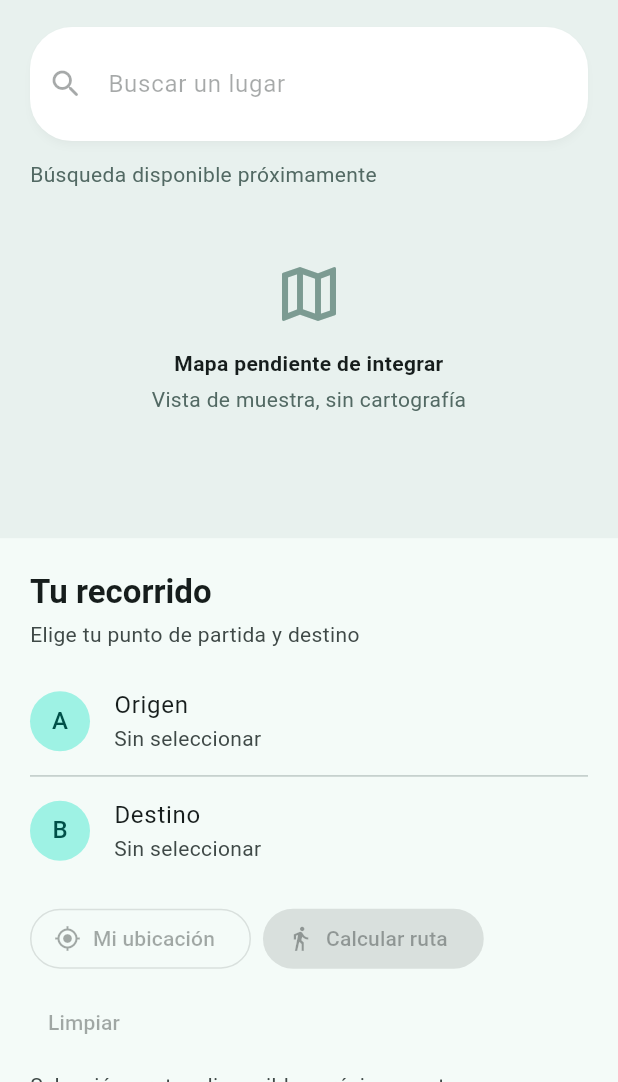
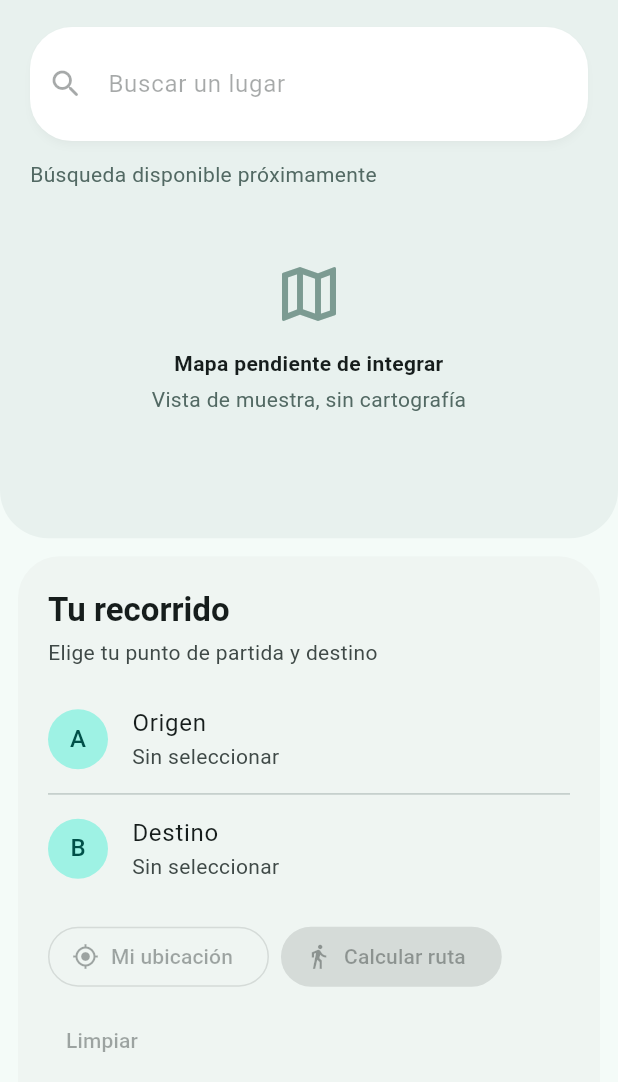
Before and after one commit to saulperezcarrasco-source/Proyecto-informatica, a Flutter app: the screen it shows after launch, on a phone screen of 412 x 824 dp, the part 154-1236 px from its top. Run offline on Flutter 3.47's test engine with Material 3 defaults, Android fonts, the phone set to English and light mode, and no system bars; our stand-ins replace material_ui.

Commit message:
Suavizar bordes y transiciones de pantalla

```diff
--- a/ruta_rd/lib/features/home/home_screen.dart
+++ b/ruta_rd/lib/features/home/home_screen.dart
@@ -32,7 +32,13 @@ class _HomeScreenState extends State<HomeScreen> {
     body: SafeArea(
       child: ListenableBuilder(
         listenable: controller,
-        builder: (context, _) => switch (controller.state) {
+        builder: (context, _) => AnimatedSwitcher(
+          duration: MediaQuery.disableAnimationsOf(context)
+              ? Duration.zero
+              : const Duration(milliseconds: 250),
+          switchInCurve: Curves.easeOut,
+          switchOutCurve: Curves.easeIn,
+          child: switch (controller.state) {
             RegionState.loading => const Center(
               child: Column(
                 mainAxisSize: MainAxisSize.min,
@@ -63,6 +69,7 @@ class _HomeScreenState extends State<HomeScreen> {
           },
         ),
       ),
+    ),
   );
 }
 
@@ -81,7 +88,12 @@ class _HomeContent extends StatelessWidget {
               crossAxisAlignment: CrossAxisAlignment.stretch,
               children: [
                 Container(
-                  color: const Color(0xffe8f1ee),
+                  decoration: const BoxDecoration(
+                    color: Color(0xffe8f1ee),
+                    borderRadius: BorderRadius.vertical(
+                      bottom: Radius.circular(32),
+                    ),
+                  ),
                   constraints: BoxConstraints(
                     minHeight: constraints.maxHeight * .56,
                   ),
@@ -170,8 +182,13 @@ class _HomeContent extends StatelessWidget {
                 Center(
                   child: ConstrainedBox(
                     constraints: const BoxConstraints(maxWidth: 720),
-                    child: Padding(
+                    child: Container(
+                      margin: const EdgeInsets.fromLTRB(12, 12, 12, 16),
                       padding: const EdgeInsets.fromLTRB(20, 22, 20, 28),
+                      decoration: BoxDecoration(
+                        color: colors.surfaceContainerLow,
+                        borderRadius: BorderRadius.circular(28),
+                      ),
                       child: Column(
                         crossAxisAlignment: CrossAxisAlignment.stretch,
                         children: [
```
Also changed, not shown: 1 other file. Lines whose indentation alone changed are shown as unchanged.
